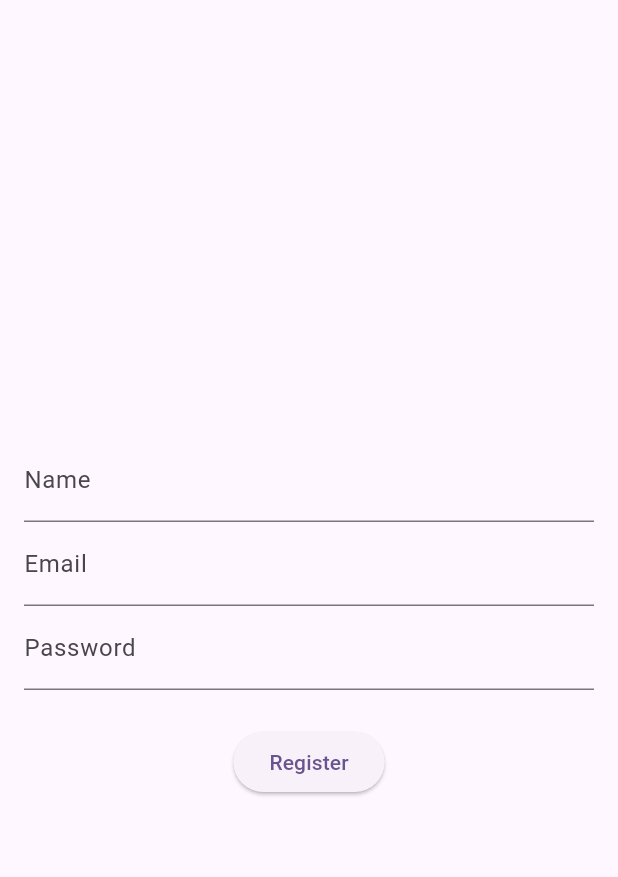
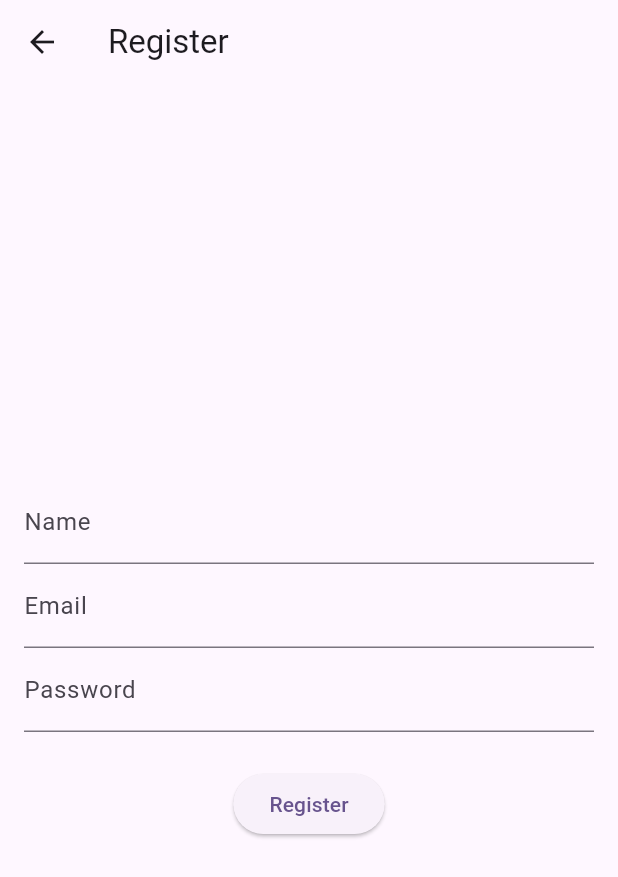
Before and after one commit to fahmiidris007/mobile_story_app, a Flutter app: the screen it shows after launch, after a tap on "Register", on a phone screen of 412 x 824 dp. Shown: the top 877 px of the screen. Run offline on Flutter 3.47's test engine with Material 3 defaults, Android fonts, the phone set to English and light mode, and no system bars; our stand-ins replace shared_preferences; network calls fail.

Commit message:
feat : refactor code

```diff
--- a/lib/provider/story_detail_provider.dart
+++ b/lib/provider/story_detail_provider.dart
@@ -8,9 +8,6 @@ class StoryDetailProvider extends ChangeNotifier{
   late final ApiServices apiServices;
   final String id;
 
-  // StoryDetailProvider({required this.apiServices, this.id = ''}){
-  //   fetchStoryDetail(id);
-  // }
   StoryDetailProvider({required this.apiServices, this.id = ''});
 
   late StoryDetail _storyDetail;
--- a/lib/screen/authentication/login/login_page.dart
+++ b/lib/screen/authentication/login/login_page.dart
@@ -29,6 +29,9 @@ class _LoginPageState extends State<LoginPage> {
   @override
   Widget build(BuildContext context) {
     return Scaffold(
+      appBar: AppBar(
+        title: const Text('Login'),
+      ),
       body: Center(
         child: SingleChildScrollView(
           child: Padding(
--- a/lib/screen/authentication/register/register_page.dart
+++ b/lib/screen/authentication/register/register_page.dart
@@ -29,6 +29,9 @@ class _RegisterPageState extends State<RegisterPage> {
   @override
   Widget build(BuildContext context) {
     return Scaffold(
+      appBar: AppBar(
+        title: const Text('Register'),
+      ),
       body: Center(
         child: SingleChildScrollView(
           child: Padding(
--- a/lib/screen/story/list/list_page.dart
+++ b/lib/screen/story/list/list_page.dart
@@ -76,7 +76,7 @@ class _ListPageState extends State<ListPage> {
         IconButton(
           onPressed: () {
             context.read<AuthenticationProvider>().logout();
-            Navigator.pushNamed(context, HomePage.routeName);
+            Navigator.pushReplacementNamed(context, HomePage.routeName);
           },
           icon: const Icon(Icons.logout_outlined),
         ),
```
Also changed, not shown: lib/screen/story/detail/detail_page.dart (+33 -12 lines).
